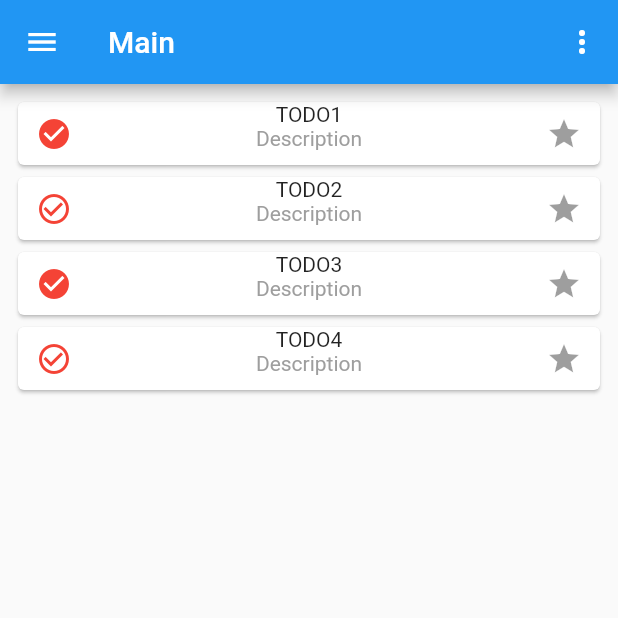
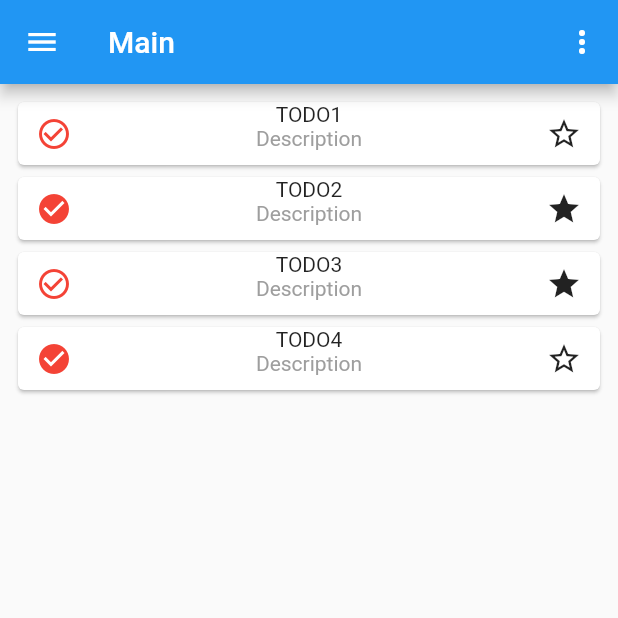
Before and after one commit to mkubasz/nozbe_lightweight, a Flutter app: the screen it shows after launch, on a phone screen of 412 x 824 dp, the top half of it. Run offline on Flutter 3.47's test engine with Material 2 defaults, Android fonts, the phone set to English and light mode, and no system bars.

Commit message:
Removes isCompleted. Adds favorite with toggle.

```diff
--- a/lib/domain/model/task.dart
+++ b/lib/domain/model/task.dart
@@ -22,7 +22,4 @@ class Task {
         'favorite': favorite,
       };
 
-  bool isCompleted(){
-    return this.completed;
-  }
 }
--- a/lib/presentation/task.dart
+++ b/lib/presentation/task_element.dart
@@ -34,7 +34,7 @@ class _TaskWidgetState extends State<TaskWidget> {
           children: <Widget>[
             IconButton(
 //              icon: Icon(Icons.check_circle_outline),
-              icon: (this._task.completed ? Icon(Icons.check_circle_outline) : Icon(Icons.check_circle)),
+              icon: (this._task.completed ? Icon(Icons.check_circle) : Icon(Icons.check_circle_outline)),
               color: Colors.red[500],
               onPressed: _toggleComplete,
             ),
@@ -44,7 +44,10 @@ class _TaskWidgetState extends State<TaskWidget> {
               Description()
             ],
           ),
-        IconButton(icon: new Icon(Icons.star)),
+        IconButton(
+          icon: (this._task.favorite ? Icon(Icons.star) : Icon(Icons.star_border)),
+          onPressed: _toggleFavorite,
+        ),
         ],),
       ),
     );
@@ -54,4 +57,9 @@ class _TaskWidgetState extends State<TaskWidget> {
       _task.completed = !_task.completed;
     });
   }
+  void _toggleFavorite() {
+    setState(() {
+      _task.favorite = !_task.favorite;
+    });
+  }
 }
--- a/lib/presentation/tasks.dart
+++ b/lib/presentation/tasks.dart
@@ -2,7 +2,7 @@ import 'dart:collection';
 
 import 'package:flutter/cupertino.dart';
 import 'package:flutter/material.dart';
-import 'package:nozbe_lightweight/presentation/task.dart';
+import 'package:nozbe_lightweight/presentation/task_element.dart';
 import 'package:nozbe_lightweight/domain/model/task.dart';
 
 class Tasks extends StatelessWidget {
@@ -18,7 +18,6 @@ class Tasks extends StatelessWidget {
         padding: const EdgeInsets.all(8.0),
         itemCount: tasks.length,
         itemBuilder: (BuildContext context, int index) {
-          print(tasks[index].isCompleted);
           return Container(
             height: 50,
             child: Container(child: TaskWidget(tasks[index]))
```
